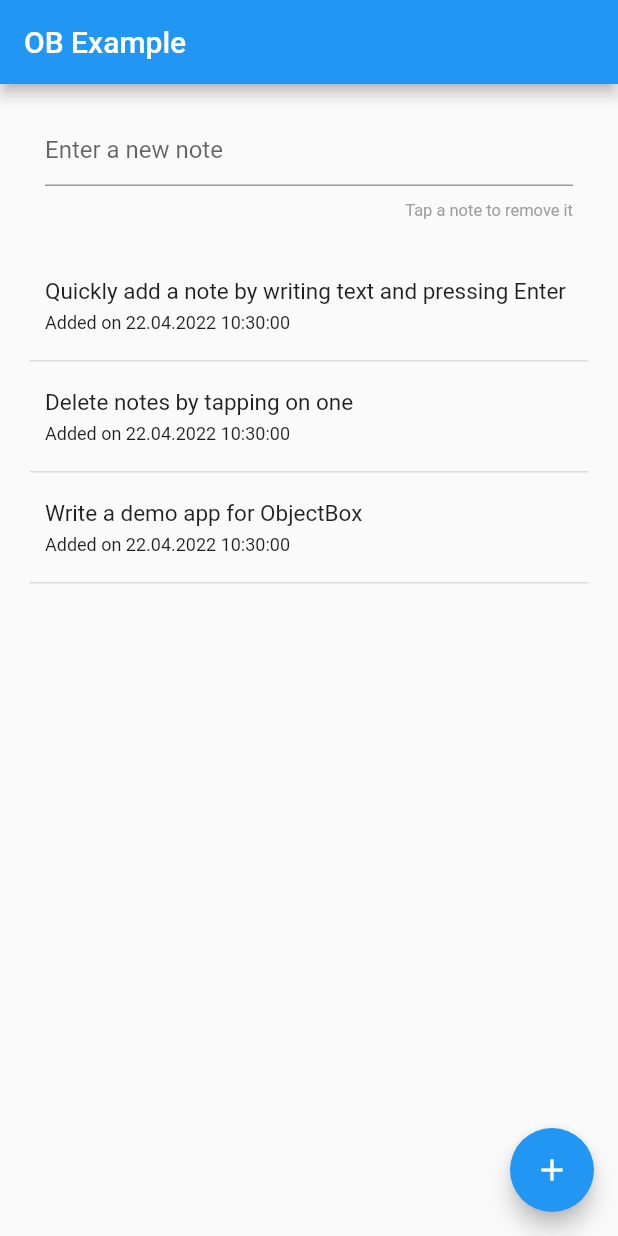
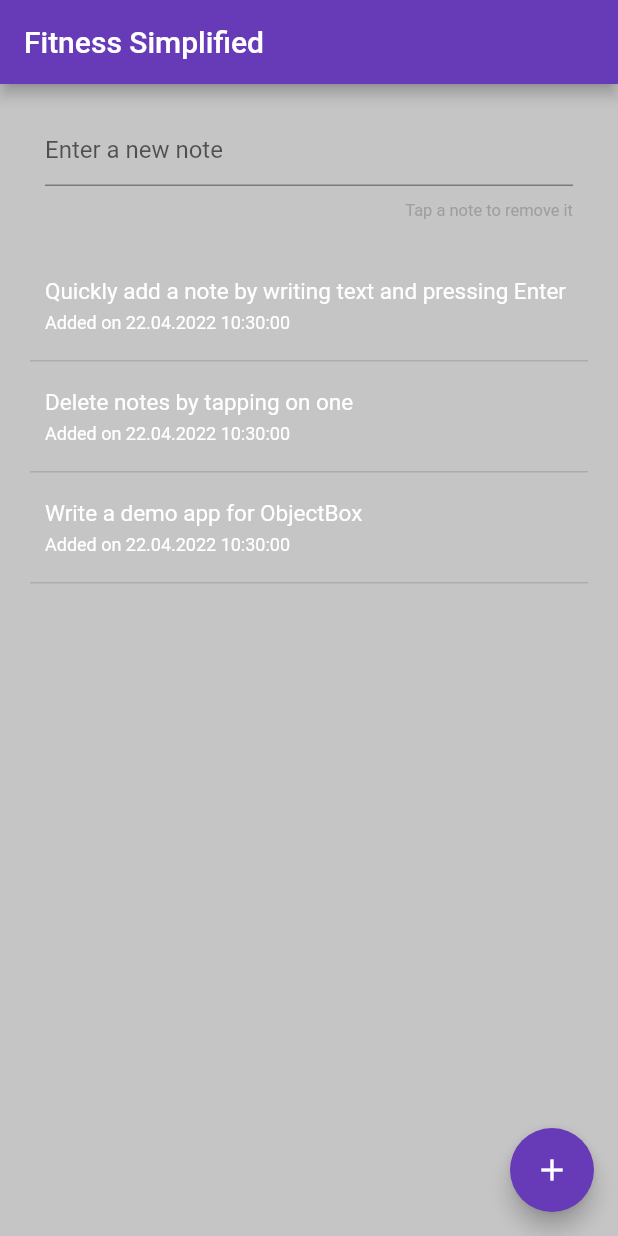
Before and after one commit to Blak3Nick/fitness_simplified, a Flutter app: the screen it shows after launch, on a phone screen of 412 x 824 dp. Run offline on Flutter 3.47's test engine with Material 2 defaults, Android fonts, the phone set to English and light mode, and no system bars; our stand-ins replace objectbox; generated files the repository leaves out were written again.

Commit message:
added in fonts and colors and a new screen

```diff
--- a/lib/main.dart
+++ b/lib/main.dart
@@ -1,5 +1,6 @@
 import 'dart:async';
 
+import 'package:fitness_simplified/KettlebellSelector.dart';
 import 'package:flutter/material.dart';
 
 import 'models.dart';
@@ -22,11 +23,22 @@ Future<void> main() async {
 class MyApp extends StatelessWidget {
   const MyApp({Key? key}) : super(key: key);
 
+
   @override
   Widget build(BuildContext context) => MaterialApp(
-    title: 'OB Example',
-    theme: ThemeData(primarySwatch: Colors.blue),
-    home: const MyHomePage(title: 'OB Example'),
+    title: 'Fitness Simplified',
+    theme:  ThemeData(
+        fontFamily: 'BIZ UDPMincho',
+        textTheme: Theme.of(context).textTheme.apply(
+          bodyColor: Colors.white,
+          displayColor: Colors.white
+        ),
+        primarySwatch: Colors.deepPurple,
+        secondaryHeaderColor: Colors.purpleAccent,
+        backgroundColor: const Color(0x55505050),
+        scaffoldBackgroundColor: const Color(0x55505050)
+    ),
+    home: const MyHomePage(title: 'Fitness Simplified'),
   );
 }
 
@@ -43,6 +55,12 @@ class _MyHomePageState extends State<MyHomePage> {
   final _noteInputController = TextEditingController();
   final _listController = StreamController<List<Note>>(sync: true);
   final _kettlebellListController = StreamController<List<KettlebellExercise>>(sync: true);
+
+  void _navigateToNextScreen(BuildContext context) {
+    Navigator.of(context).push(MaterialPageRoute(builder: (context) => KettlebellSelector()));
+  }
+
+
 
   void _addNote() {
     if (_noteInputController.text.isEmpty) return;
@@ -166,12 +184,16 @@ class _MyHomePageState extends State<MyHomePage> {
     // test doesn't support submitting a TextField using "enter" key.
     // See https://github.com/flutter/flutter/issues/9383
 
-
+    //
+    // floatingActionButton: FloatingActionButton(
+    //   key: const Key('submit'),
+    //   onPressed: _addNote,
+    //   child: const Icon(Icons.add),
+    // ),
     floatingActionButton: FloatingActionButton(
       key: const Key('submit'),
-      onPressed: _addNote,
+      onPressed: () {_navigateToNextScreen(context);},
       child: const Icon(Icons.add),
     ),
-
   );
 }
```
Also changed, not shown: lib/KettlebellSelector.dart (added, +28 -0 lines), pubspec.yaml (+6 -6 lines), assets/fonts/RobotoMono-Bold.ttf (added), assets/fonts/RobotoMono-BoldItalic.ttf (added), assets/fonts/RobotoMono-ExtraLight.ttf (added), assets/fonts/RobotoMono-ExtraLightItalic.ttf (added), assets/fonts/RobotoMono-Italic.ttf (added), assets/fonts/RobotoMono-Light.ttf (added), assets/fonts/RobotoMono-LightItalic.ttf (added), assets/fonts/RobotoMono-Medium.ttf (added), assets/fonts/RobotoMono-MediumItalic.ttf (added), assets/fonts/RobotoMono-Regular.ttf (added), assets/fonts/RobotoMono-SemiBold.ttf (added), assets/fonts/RobotoMono-SemiBoldItalic.ttf (added), 2 more files.
